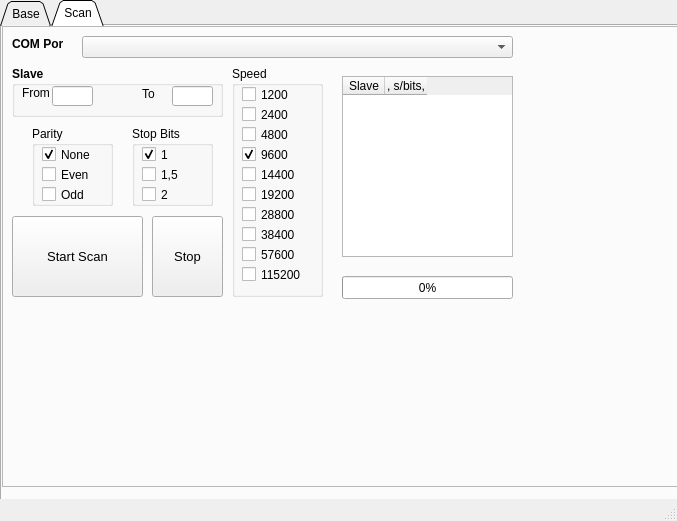
This is ui/main_win.ui in Noguzadericshenskiy/modbus_device_programmator as Qt 5 draws it before an edit. The edited form follows.
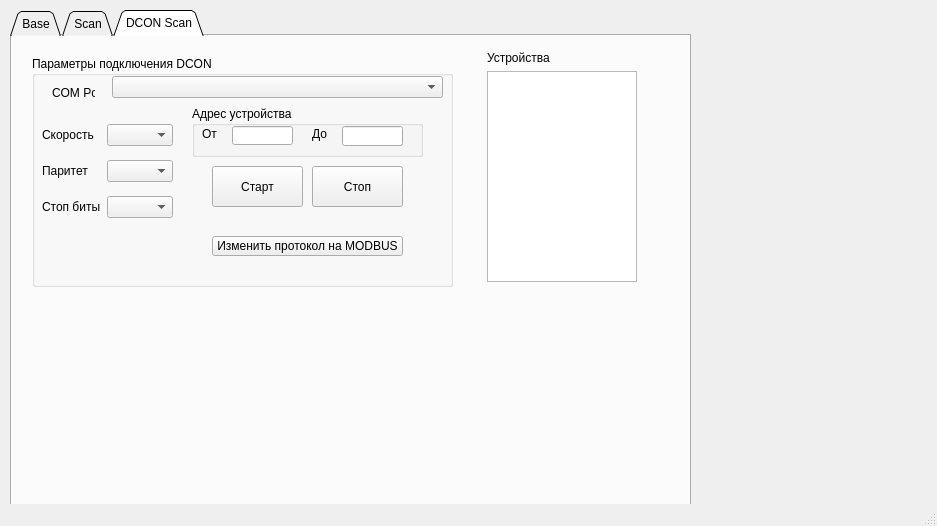
This is the edited form.

Commit message: UI refactoring v1.1, add nls device, fix util? config

```diff
--- a/ui/main_win.ui
+++ b/ui/main_win.ui
@@ -9,8 +9,8 @@
    <rect>
     <x>0</x>
     <y>0</y>
-    <width>677</width>
-    <height>521</height>
+    <width>937</width>
+    <height>526</height>
    </rect>
   </property>
   <property name="windowTitle">
@@ -23,8 +23,8 @@
    <widget class="QTabWidget" name="tabWidget_main">
     <property name="geometry">
      <rect>
-      <x>0</x>
-      <y>0</y>
+      <x>10</x>
+      <y>10</y>
       <width>681</width>
       <height>501</height>
      </rect>
@@ -39,7 +39,7 @@
      <enum>QTabWidget::Triangular</enum>
     </property>
     <property name="currentIndex">
-     <number>1</number>
+     <number>2</number>
     </property>
     <widget class="QWidget" name="tab_base">
      <attribute name="title">
@@ -463,6 +463,12 @@
         <height>461</height>
        </rect>
       </property>
+      <property name="sizePolicy">
+       <sizepolicy hsizetype="Preferred" vsizetype="Preferred">
+        <horstretch>0</horstretch>
+        <verstretch>0</verstretch>
+       </sizepolicy>
+      </property>
       <property name="frameShape">
        <enum>QFrame::StyledPanel</enum>
       </property>
@@ -637,6 +643,12 @@
          <height>181</height>
         </rect>
        </property>
+       <property name="sizePolicy">
+        <sizepolicy hsizetype="Expanding" vsizetype="Expanding">
+         <horstretch>0</horstretch>
+         <verstretch>0</verstretch>
+        </sizepolicy>
+       </property>
        <property name="palette">
         <palette>
          <active>
@@ -1001,6 +1013,251 @@
       </widget>
      </widget>
     </widget>
+    <widget class="QWidget" name="tab_dcon_scan">
+     <attribute name="title">
+      <string>DCON Scan</string>
+     </attribute>
+     <widget class="QWidget" name="verticalLayoutWidget">
+      <property name="geometry">
+       <rect>
+        <x>10</x>
+        <y>10</y>
+        <width>441</width>
+        <height>251</height>
+       </rect>
+      </property>
+      <layout class="QVBoxLayout" name="ayout_connect" stretch="0">
+       <property name="spacing">
+        <number>0</number>
+       </property>
+       <property name="sizeConstraint">
+        <enum>QLayout::SetDefaultConstraint</enum>
+       </property>
+       <property name="leftMargin">
+        <number>10</number>
+       </property>
+       <property name="topMargin">
+        <number>10</number>
+       </property>
+       <property name="rightMargin">
+        <number>10</number>
+       </property>
+       <property name="bottomMargin">
+        <number>10</number>
+       </property>
+       <item>
+        <widget class="QGroupBox" name="groupBox">
+         <property name="title">
+          <string>Параметры подключения DCON</string>
+         </property>
+         <widget class="QComboBox" name="comboBox_com_port_dcon">
+          <property name="geometry">
+           <rect>
+            <x>80</x>
+            <y>20</y>
+            <width>331</width>
+            <height>22</height>
+           </rect>
+          </property>
+         </widget>
+         <widget class="QLabel" name="label">
+          <property name="geometry">
+           <rect>
+            <x>20</x>
+            <y>30</y>
+            <width>43</width>
+            <height>13</height>
+           </rect>
+          </property>
+          <property name="text">
+           <string>COM Port</string>
+          </property>
+         </widget>
+         <widget class="QGroupBox" name="groupBox_2">
+          <property name="geometry">
+           <rect>
+            <x>160</x>
+            <y>50</y>
+            <width>231</width>
+            <height>51</height>
+           </rect>
+          </property>
+          <property name="title">
+           <string>Адрес устройства</string>
+          </property>
+          <widget class="QLineEdit" name="lineEdit_2">
+           <property name="geometry">
+            <rect>
+             <x>150</x>
+             <y>20</y>
+             <width>61</width>
+             <height>20</height>
+            </rect>
+           </property>
+          </widget>
+          <widget class="QLineEdit" name="lineEdit">
+           <property name="geometry">
+            <rect>
+             <x>40</x>
+             <y>20</y>
+             <width>61</width>
+             <height>19</height>
+            </rect>
+           </property>
+          </widget>
+          <widget class="QLabel" name="label_2">
+           <property name="geometry">
+            <rect>
+             <x>10</x>
+             <y>20</y>
+             <width>21</width>
+             <height>16</height>
+            </rect>
+           </property>
+           <property name="text">
+            <string>От</string>
+           </property>
+          </widget>
+          <widget class="QLabel" name="label_3">
+           <property name="geometry">
+            <rect>
+             <x>120</x>
+             <y>20</y>
+             <width>21</width>
+             <height>16</height>
+            </rect>
+           </property>
+           <property name="text">
+            <string>До</string>
+           </property>
+          </widget>
+         </widget>
+         <widget class="QWidget" name="gridLayoutWidget_2">
+          <property name="geometry">
+           <rect>
+            <x>10</x>
+            <y>60</y>
+            <width>131</width>
+            <height>111</height>
+           </rect>
+          </property>
+          <layout class="QGridLayout" name="gridLayout">
+           <item row="0" column="0">
+            <widget class="QLabel" name="label_speed_dcon">
+             <property name="text">
+              <string>Скорость</string>
+             </property>
+            </widget>
+           </item>
+           <item row="2" column="0">
+            <widget class="QLabel" name="label_s_bits_dcon">
+             <property name="text">
+              <string>Стоп биты</string>
+             </property>
+            </widget>
+           </item>
+           <item row="1" column="0">
+            <widget class="QLabel" name="label_parity_dcon">
+             <property name="text">
+              <string>Паритет</string>
+             </property>
+            </widget>
+           </item>
+           <item row="0" column="1">
+            <widget class="QComboBox" name="comboBox_speed_dcon"/>
+           </item>
+           <item row="1" column="1">
+            <widget class="QComboBox" name="comboBox_parity_"/>
+           </item>
+           <item row="2" column="1">
+            <widget class="QComboBox" name="comboBox_4"/>
+           </item>
+          </layout>
+         </widget>
+         <widget class="QPushButton" name="pushButton">
+          <property name="geometry">
+           <rect>
+            <x>180</x>
+            <y>110</y>
+            <width>91</width>
+            <height>41</height>
+           </rect>
+          </property>
+          <property name="sizePolicy">
+           <sizepolicy hsizetype="Expanding" vsizetype="Fixed">
+            <horstretch>0</horstretch>
+            <verstretch>0</verstretch>
+           </sizepolicy>
+          </property>
+          <property name="text">
+           <string>Старт</string>
+          </property>
+         </widget>
+         <widget class="QPushButton" name="pushButton_2">
+          <property name="geometry">
+           <rect>
+            <x>280</x>
+            <y>110</y>
+            <width>91</width>
+            <height>41</height>
+           </rect>
+          </property>
+          <property name="text">
+           <string>Стоп</string>
+          </property>
+         </widget>
+         <widget class="QPushButton" name="pushButton_3">
+          <property name="geometry">
+           <rect>
+            <x>180</x>
+            <y>180</y>
+            <width>191</width>
+            <height>20</height>
+           </rect>
+          </property>
+          <property name="text">
+           <string>Изменить протокол на MODBUS</string>
+          </property>
+         </widget>
+        </widget>
+       </item>
+      </layout>
+     </widget>
+     <widget class="QWidget" name="gridLayoutWidget">
+      <property name="geometry">
+       <rect>
+        <x>470</x>
+        <y>10</y>
+        <width>160</width>
+        <height>241</height>
+       </rect>
+      </property>
+      <layout class="QGridLayout" name="layout_devices">
+       <property name="leftMargin">
+        <number>5</number>
+       </property>
+       <property name="topMargin">
+        <number>5</number>
+       </property>
+       <property name="rightMargin">
+        <number>5</number>
+       </property>
+       <property name="bottomMargin">
+        <number>5</number>
+       </property>
+       <item row="1" column="0">
+        <widget class="QTableWidget" name="table_devices_dcon"/>
+       </item>
+       <item row="0" column="0">
+        <widget class="QLabel" name="label_devices_dcon">
+         <property name="text">
+          <string>Устройства</string>
+         </property>
+        </widget>
+       </item>
+      </layout>
+     </widget>
+    </widget>
    </widget>
   </widget>
   <widget class="QMenuBar" name="menubar">
```
Left out of the diff: 4 changed lines with no effect on the pictures. The commit also changes 6 other files.
